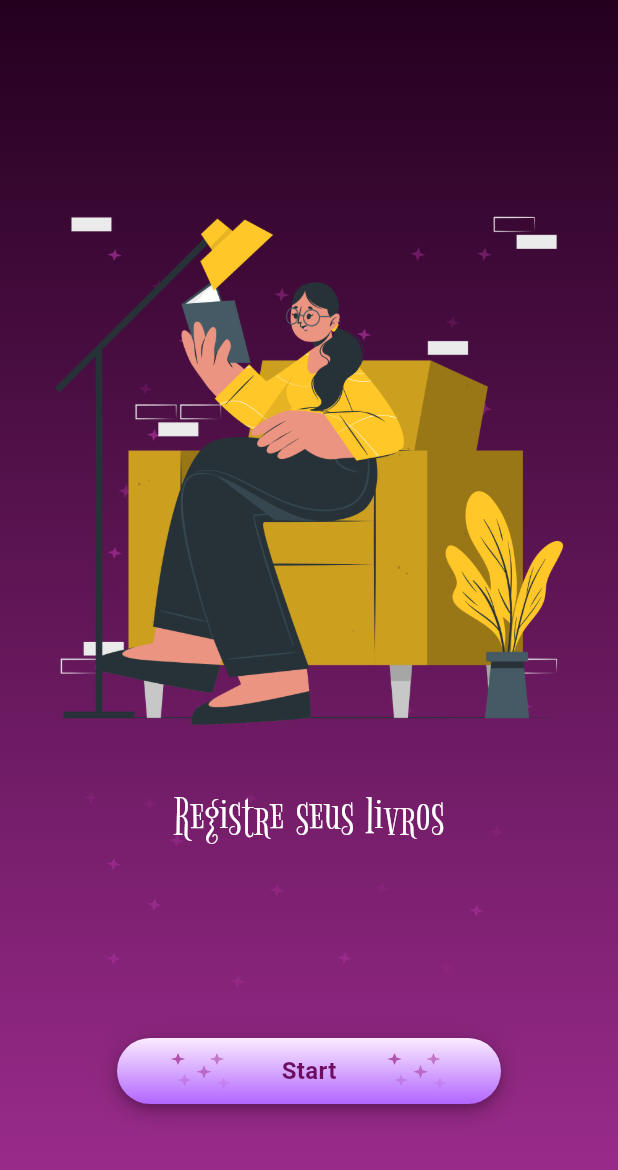
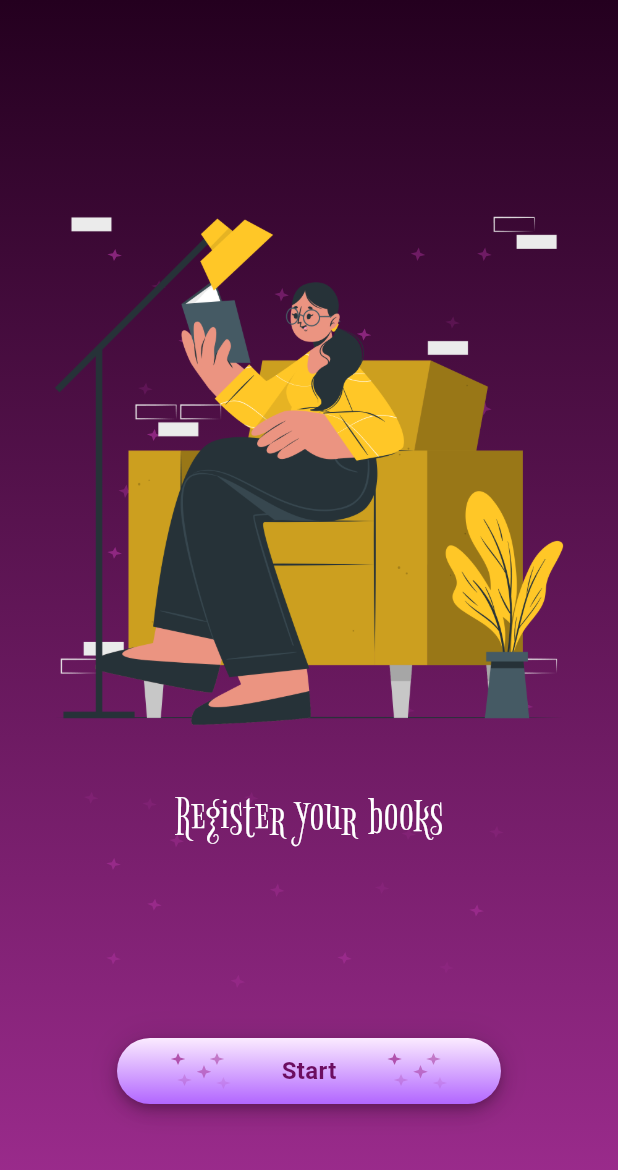
Before and after one commit to alura-cursos/flutter_i18n, a Flutter app: the screen it shows after launch, on a phone screen of 412 x 824 dp. Shown: the top 1170 px of the screen. Run offline on Flutter 3.47's test engine with Material 3 defaults, Android fonts, the phone set to English and light mode, and no system bars; drawn by our look-alikes of carousel_slider; our stand-ins replace flutter_svg, lottie, sqflite; accounts and stored records are empty; generated files the repository leaves out were written again.

Commit message:
v2.3 - substituindo strings

```diff
--- a/lib/screens/dashboard.dart
+++ b/lib/screens/dashboard.dart
@@ -26,18 +26,21 @@ class Dashboard extends StatelessWidget {
                 mainAxisAlignment: MainAxisAlignment.spaceEvenly,
                 children: <Widget>[
                   CarouselSlider(
-                    items: const [
+                    items: [
                       CarouselItem(
                         imagePath: 'carousel-001.png',
-                        text: "Registre seus livros",
+                        text: AppLocalizations.of(context)!
+                            .dashboardTipRegisterText,
                       ),
                       CarouselItem(
                         imagePath: 'carousel-002.png',
-                        text: "Faça anotações",
+                        text: AppLocalizations.of(context)!
+                            .dashboardTipTakeNotesText,
                       ),
                       CarouselItem(
                         imagePath: 'carousel-003.png',
-                        text: "Visualize seu progresso",
+                        text: AppLocalizations.of(context)!
+                            .dashboardTipVisualizeText,
                       ),
                     ],
                     options: CarouselOptions(
```
